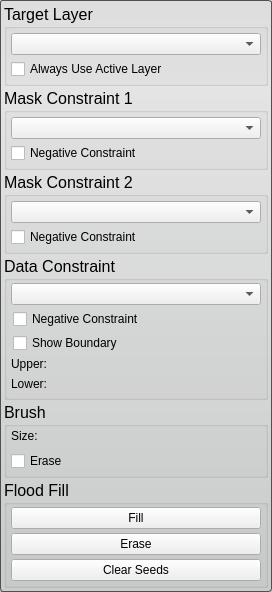
Before: the Qt Designer form src/Interface/ToolInterface/PaintToolInterface.ui in SCIInstitute/Seg3D, drawn with Qt 5.
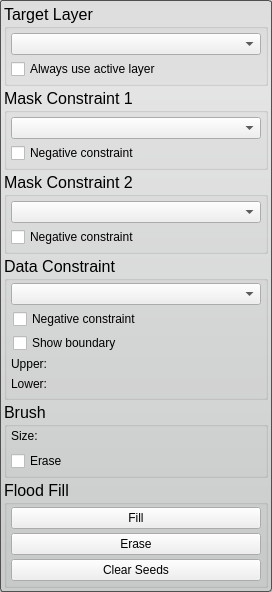
After: the same form once the commit is applied. Custom widgets are drawn as their Qt base class.

Commit message: fixed Threshold Tool: Move "Create Threshold Layer" button to b... fixed Tools/Filters: Inconsistent capitalization for groupboxes fixed Tools/Filters: Inconsistent capitalization for checkboxes

The edit to the form file:
```diff
--- a/src/Interface/ToolInterface/PaintToolInterface.ui
+++ b/src/Interface/ToolInterface/PaintToolInterface.ui
@@ -78,7 +78,7 @@
             </sizepolicy>
            </property>
            <property name="text">
-            <string>Always Use Active Layer</string>
+            <string>Always use active layer</string>
            </property>
           </widget>
          </item>
@@ -128,7 +128,7 @@
             </sizepolicy>
            </property>
            <property name="text">
-            <string>Negative Constraint</string>
+            <string>Negative constraint</string>
            </property>
           </widget>
          </item>
@@ -178,7 +178,7 @@
             </sizepolicy>
            </property>
            <property name="text">
-            <string>Negative Constraint</string>
+            <string>Negative constraint</string>
            </property>
           </widget>
          </item>
@@ -249,7 +249,7 @@
          <item>
           <widget class="QCheckBox" name="negative_data_constraint_">
            <property name="text">
-            <string>Negative Constraint</string>
+            <string>Negative constraint</string>
            </property>
           </widget>
          </item>
@@ -277,7 +277,7 @@
          <item>
           <widget class="QCheckBox" name="show_boundary_">
            <property name="text">
-            <string>Show Boundary</string>
+            <string>Show boundary</string>
            </property>
           </widget>
          </item>
```
The commit also changes 52 other files.
